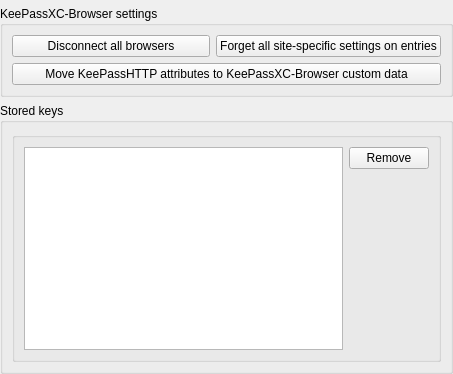
keepassxreboot/keepassxc, file src/gui/dbsettings/DatabaseSettingsWidgetBrowser.ui: the form before one commit.
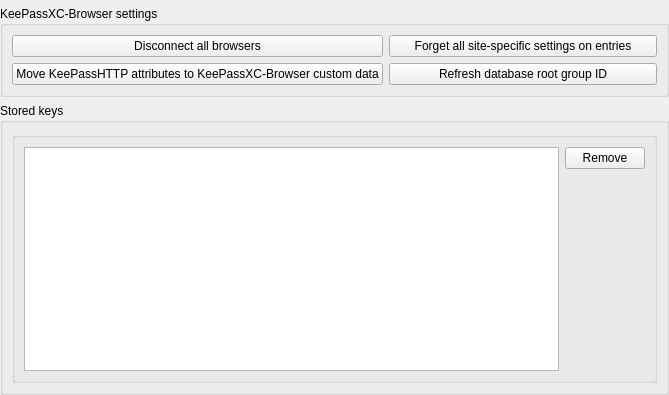
The form after the commit. Custom widgets are drawn as their Qt base class.

Commit message: Change database root group Uuid

```diff
--- a/src/gui/dbsettings/DatabaseSettingsWidgetBrowser.ui
+++ b/src/gui/dbsettings/DatabaseSettingsWidgetBrowser.ui
@@ -6,8 +6,8 @@
    <rect>
     <x>0</x>
     <y>0</y>
-    <width>453</width>
-    <height>374</height>
+    <width>669</width>
+    <height>395</height>
    </rect>
   </property>
   <property name="sizePolicy">
@@ -50,10 +50,34 @@
      <property name="title">
       <string>KeePassXC-Browser settings</string>
      </property>
-     <layout class="QVBoxLayout" name="verticalLayout_2">
-      <item>
-       <layout class="QHBoxLayout" name="horizontalLayout">
-        <item>
+     <layout class="QGridLayout" name="gridLayout">
+      <item row="2" column="0">
+       <widget class="QPushButton" name="convertToCustomData">
+        <property name="sizePolicy">
+         <sizepolicy hsizetype="Preferred" vsizetype="Fixed">
+          <horstretch>0</horstretch>
+          <verstretch>0</verstretch>
+         </sizepolicy>
+        </property>
+        <property name="text">
+         <string>Move KeePassHTTP attributes to KeePassXC-Browser custom data</string>
+        </property>
+       </widget>
+      </item>
+      <item row="2" column="1">
+       <widget class="QPushButton" name="refreshDatabaseID">
+        <property name="sizePolicy">
+         <sizepolicy hsizetype="Preferred" vsizetype="Fixed">
+          <horstretch>0</horstretch>
+          <verstretch>0</verstretch>
+         </sizepolicy>
+        </property>
+        <property name="text">
+         <string>Refresh database root group ID</string>
+        </property>
+       </widget>
+      </item>
+      <item row="0" column="0">
          <widget class="QPushButton" name="removeSharedEncryptionKeys">
           <property name="sizePolicy">
            <sizepolicy hsizetype="Preferred" vsizetype="Fixed">
@@ -66,7 +90,7 @@
           </property>
          </widget>
         </item>
-        <item>
+      <item row="0" column="1">
          <widget class="QPushButton" name="removeStoredPermissions">
           <property name="sizePolicy">
            <sizepolicy hsizetype="Preferred" vsizetype="Fixed">
@@ -80,25 +104,6 @@
          </widget>
         </item>
        </layout>
-      </item>
-      <item>
-       <layout class="QHBoxLayout" name="horizontalLayout_2">
-        <item>
-         <widget class="QPushButton" name="convertToCustomData">
-          <property name="sizePolicy">
-           <sizepolicy hsizetype="Preferred" vsizetype="Fixed">
-            <horstretch>0</horstretch>
-            <verstretch>0</verstretch>
-           </sizepolicy>
-          </property>
-          <property name="text">
-           <string>Move KeePassHTTP attributes to KeePassXC-Browser custom data</string>
-          </property>
-         </widget>
-        </item>
-       </layout>
-      </item>
-     </layout>
     </widget>
    </item>
    <item>
@@ -106,10 +111,10 @@
      <property name="title">
       <string>Stored keys</string>
      </property>
-     <layout class="QHBoxLayout" name="horizontalLayout_3">
-      <item>
-       <widget class="QGroupBox" name="groupBox_3">
         <layout class="QHBoxLayout" name="horizontalLayout_4">
+      <item>
+       <widget class="QGroupBox" name="groupBox_3">
+        <layout class="QHBoxLayout" name="horizontalLayout_5">
          <item>
           <widget class="QTableView" name="customDataTable">
            <property name="accessibleName">
```
Lines whose indentation alone changed are shown as unchanged. The commit also changes 2 other files.
